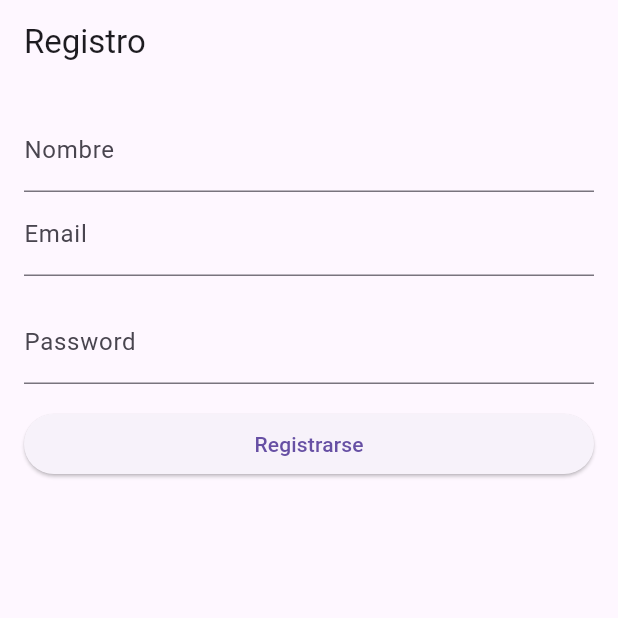
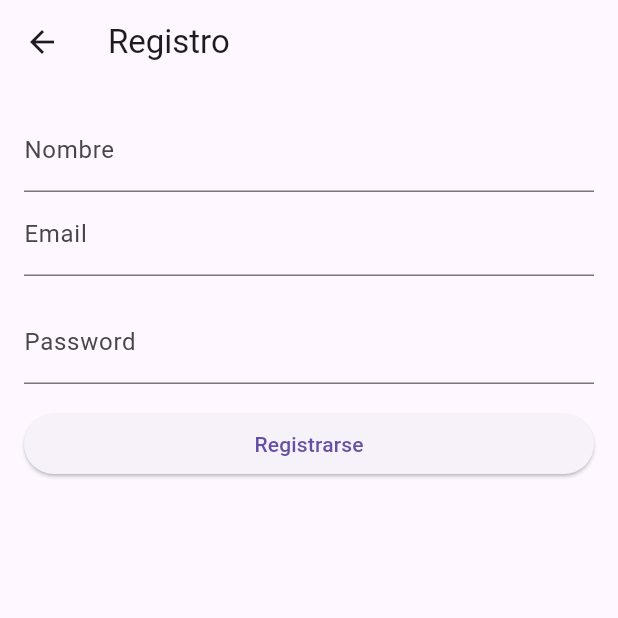
Before and after one commit to jjimealf/frontedLarpLand, a Flutter app: the RegisterScreen screen opened directly, on a phone screen of 412 x 824 dp, the top half of it. Run offline on Flutter 3.47's test engine with Material 3 defaults, Android fonts, the phone set to English and light mode, and no system bars.

Commit message:
add goback to registerscreen

```diff
--- a/lib/view/register/register.dart
+++ b/lib/view/register/register.dart
@@ -87,6 +87,10 @@ class _RegisterScreenState extends State<RegisterScreen> {
         appBar: AppBar(
           automaticallyImplyLeading: false,
           title: const Text('Registro'),
+          leading: IconButton(
+            icon: const Icon(Icons.arrow_back),
+            onPressed: () => Navigator.pop(context),
+          )
         ),
         body: Container(
           padding: const EdgeInsets.all(16.0),
```
